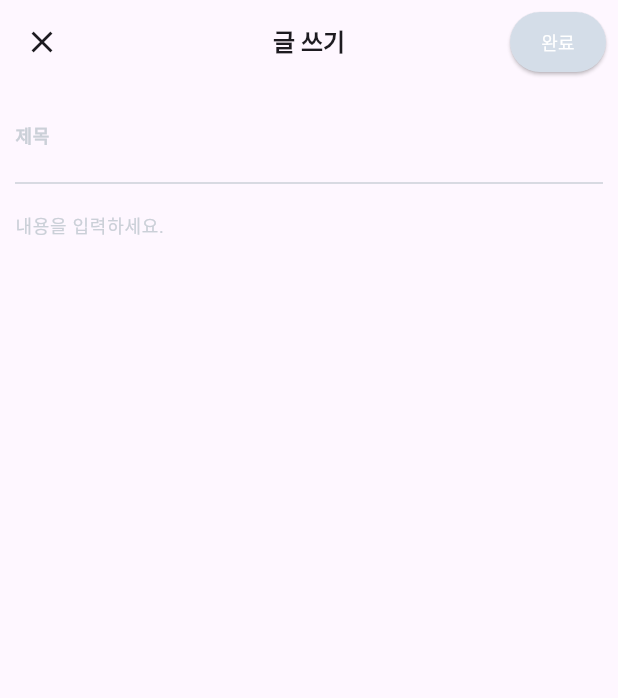
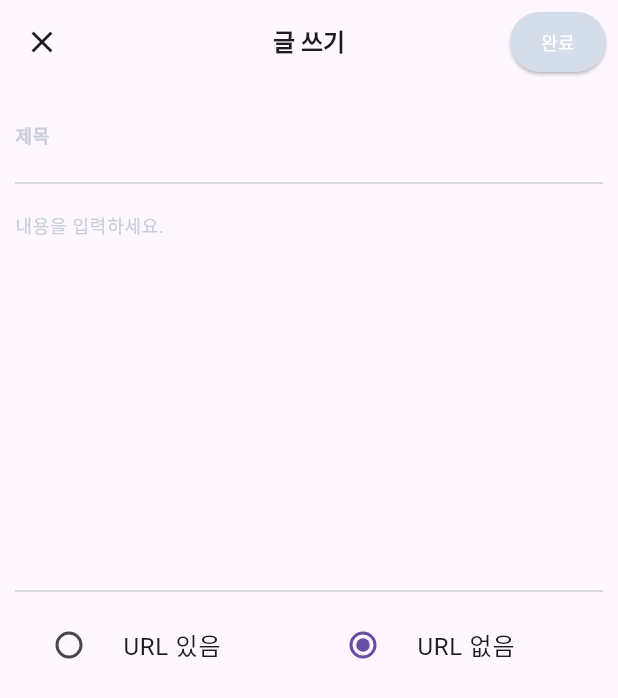
Before and after one commit to hyojeong130/mokhajoha, a Flutter app: the screen it shows after launch, after a tap on "글쓰기", on a phone screen of 412 x 824 dp. Shown: the top 698 px of the screen. Run offline on Flutter 3.47's test engine with Material 3 defaults, Android fonts, the phone set to English and light mode, and no system bars; our stand-ins replace get; network calls fail.

Commit message:
write 수정중

```diff
--- a/loopy_friends2/lib/controller/write_page_controller.dart
+++ b/loopy_friends2/lib/controller/write_page_controller.dart
@@ -4,7 +4,7 @@ import 'package:loopy_friends2/constants/url.dart';
 import 'dart:convert';
 
 class PostController extends GetxController {
-  Future<void> sendPost(String title, String content, String category) async {
+  Future<void> sendPost(String title, String content, String url, String category) async {
     String url = '${Urls.apiUrl}notice/';
 
     final response = await http.post(
@@ -16,6 +16,7 @@ class PostController extends GetxController {
       body: jsonEncode(<String, dynamic>{
         'title': title,
         'content': content,
+        'url': url,
         'category': category,
       }),
     );
--- a/loopy_friends2/lib/view/write_page/write_page_view.dart
+++ b/loopy_friends2/lib/view/write_page/write_page_view.dart
@@ -2,12 +2,20 @@ import 'package:flutter/material.dart';
 import 'package:get/get.dart';
 import 'package:loopy_friends2/controller/write_page_controller.dart';
 
-class WritePageView extends StatelessWidget {
-  WritePageView({super.key});
+class WritePageView extends StatefulWidget {
+  const WritePageView({Key? key}) : super(key: key);
 
+  @override
+  _WritePageViewState createState() => _WritePageViewState();
+}
+
+class _WritePageViewState extends State<WritePageView> {
   final TextEditingController _titleController = TextEditingController();
   final TextEditingController _contentController = TextEditingController();
+  final TextEditingController _urlController = TextEditingController();
   final PostController postController = Get.find<PostController>();
+
+  bool _isUrlEnabled = false;
 
   @override
   Widget build(BuildContext context) {
@@ -43,6 +51,7 @@ class WritePageView extends StatelessWidget {
                       _titleController.text,
                       _contentController.text,
                       category,
+                      _isUrlEnabled ? _urlController.text : '',
                     );
                     Navigator.of(context).pop();
                   },
@@ -87,6 +96,50 @@ class WritePageView extends StatelessWidget {
                 ),
                 maxLines: 10,
               ),
+              const Divider(
+                thickness: 1,
+                color: Color.fromARGB(255, 203, 208, 216),
+              ),
+              Row(
+                children: [
+                  Expanded(
+                    child: RadioListTile<bool>(
+                      title: const Text('URL 있음'),
+                      value: true,
+                      groupValue: _isUrlEnabled,
+                      onChanged: (bool? value) {
+                        setState(() {
+                          _isUrlEnabled = value!;
+                        });
+                      },
+                    ),
+                  ),
+                  Expanded(
+                    child: RadioListTile<bool>(
+                      title: const Text('URL 없음'),
+                      value: false,
+                      groupValue: _isUrlEnabled,
+                      onChanged: (bool? value) {
+                        setState(() {
+                          _isUrlEnabled = value!;
+                        });
+                      },
+                    ),
+                  ),
+                ],
+              ),
+              if (_isUrlEnabled)
+                TextField(
+                  controller: _urlController,
+                  decoration: const InputDecoration(
+                    hintText: 'URL을 입력하세요.',
+                    border: InputBorder.none,
+                    hintStyle: TextStyle(
+                      color: Color.fromARGB(255, 203, 208, 216),
+                      fontSize: 12,
+                    ),
+                  ),
+                ),
             ])));
   }
 }
```
